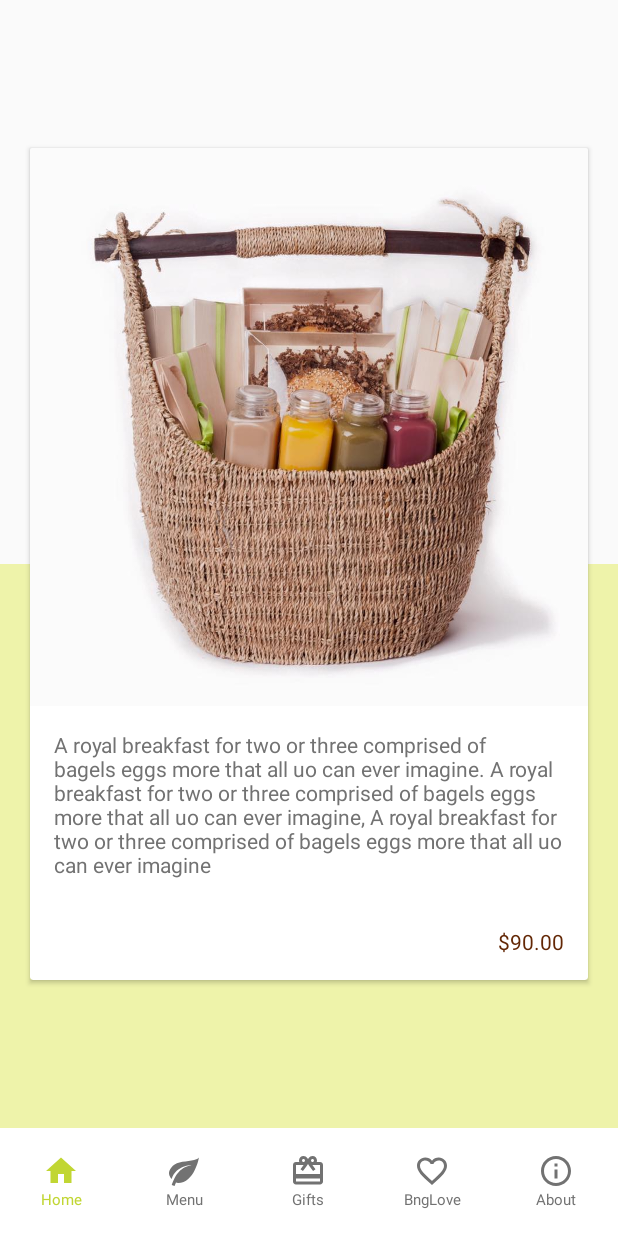
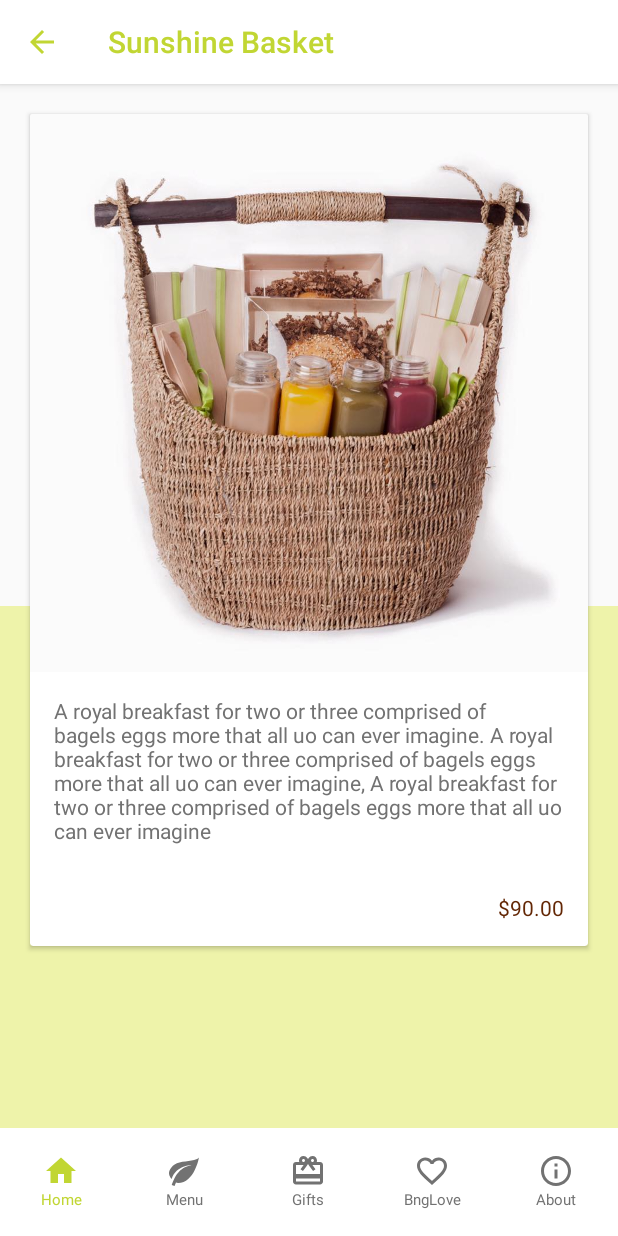
Before and after one commit to rsorotzkin/BNGApp, an Android app: the fragment GiftDetailsFragment placed in its activity, on a phone screen of 412 x 824 dp. Run offline under Robolectric (Android 15) with nearby library versions, the phone set to English and light mode, and no system bars; our stand-ins replace ButterKnife.

Commit message:
added toolbars to contact form fragment and gift details fragment

```diff
--- a/app/src/main/java/com/example/home/bngapp/fragments/ContactFormFragment.java
+++ b/app/src/main/java/com/example/home/bngapp/fragments/ContactFormFragment.java
@@ -8,15 +8,18 @@ import android.support.v7.app.AppCompatActivity;
 import android.view.LayoutInflater;
 import android.view.View;
 import android.view.ViewGroup;
+import android.support.v7.widget.Toolbar;
 
 import com.example.home.bngapp.R;
 import com.example.home.bngapp.activities.MainActivity;
+import com.example.home.bngapp.utilities.Util;
 
 /**
  * Created by Home on 6/10/2016.
  */
 public class ContactFormFragment extends Fragment{
     MainActivity mainActivity;
+    Toolbar toolbar;
 
     public ContactFormFragment() {
         // Required empty public constructor
@@ -32,9 +35,16 @@ public class ContactFormFragment extends Fragment{
                              Bundle savedInstanceState) {
         // Inflate the layout for this fragment
         View rootView = inflater.inflate(R.layout.fragment_contact_form, container, false);
+        toolbar = (android.support.v7.widget.Toolbar) rootView.findViewById(R.id.toolbar);
+        toolbar.setTitle("Contact");
+        toolbar.setTitleTextColor(getResources().getColor(R.color.icons));
+        ((AppCompatActivity)Util.getActivity()).setSupportActionBar(toolbar);
+        ((AppCompatActivity)Util.getActivity()).getSupportActionBar().setDisplayHomeAsUpEnabled(true);
 
-        //((AppCompatActivity)getActivity()).getSupportActionBar().setBackgroundDrawable(new ColorDrawable(Color.TRANSPARENT));
-        ((AppCompatActivity)getActivity()).getSupportActionBar().setDisplayHomeAsUpEnabled(true);
+
+
+
+        Util.enableBackButton(toolbar);
         return rootView;
 
 
--- a/app/src/main/java/com/example/home/bngapp/fragments/GiftDetailsFragment.java
+++ b/app/src/main/java/com/example/home/bngapp/fragments/GiftDetailsFragment.java
@@ -8,6 +8,7 @@ import android.app.Fragment;
 import android.support.v7.app.AppCompatActivity;
 import android.support.v7.widget.LinearLayoutManager;
 import android.support.v7.widget.RecyclerView;
+import android.support.v7.widget.Toolbar;
 import android.view.LayoutInflater;
 import android.view.View;
 import android.view.ViewGroup;
@@ -16,6 +17,7 @@ import com.example.home.bngapp.R;
 import com.example.home.bngapp.activities.MainActivity;
 import com.example.home.bngapp.adapters.GiftsItemsAdapter;
 import com.example.home.bngapp.classes.GiftItems;
+import com.example.home.bngapp.utilities.Util;
 
 import java.util.ArrayList;
 
@@ -28,6 +30,7 @@ public class GiftDetailsFragment extends Fragment{
 
     // Declare activity
     MainActivity mainActivity;
+    Toolbar toolbar;
 
 
     public GiftDetailsFragment() {
@@ -53,10 +56,14 @@ public class GiftDetailsFragment extends Fragment{
 
         // Register all listeners for controls
         registerListeners();
-
-        // set toolbar title
-        //((AppCompatActivity)getActivity()).getSupportActionBar().setTitle("Sunshine Basket");
-        //((AppCompatActivity)getActivity()).getSupportActionBar().setDisplayHomeAsUpEnabled(true);
+        toolbar = (android.support.v7.widget.Toolbar) rootView.findViewById(R.id.toolbar);
+        toolbar.setTitle("Sunshine Basket");
+        toolbar.setBackgroundColor(getResources().getColor(R.color.icons));
+        toolbar.setTitleTextColor(getResources().getColor(R.color.primary));
+        toolbar.setSubtitleTextColor(getResources().getColor(R.color.primary));
+        ((AppCompatActivity) Util.getActivity()).setSupportActionBar(toolbar);
+        ((AppCompatActivity)Util.getActivity()).getSupportActionBar().setDisplayHomeAsUpEnabled(true);
+        Util.enableBackButton(toolbar);
 
 
         return rootView;
--- a/app/src/main/java/com/example/home/bngapp/utilities/Util.java
+++ b/app/src/main/java/com/example/home/bngapp/utilities/Util.java
@@ -3,8 +3,13 @@ package com.example.home.bngapp.utilities;
 import android.app.Activity;
 import android.app.Fragment;
 import android.content.Context;
+import android.support.v4.widget.DrawerLayout;
+import android.support.v7.widget.Toolbar;
+import android.view.View;
 
 import com.example.home.bngapp.R;
+
+import java.util.Locale;
 
 /**
  * Created by Home on 6/7/2016.
@@ -77,7 +82,20 @@ public class Util extends Activity{
                 fragment, tag + "").addToBackStack(tag + "").commit();
 
     }
+    /**
+     * @param toolbar - set the icon to this toolbar
+     */
+    public static void enableBackButton(Toolbar toolbar) {
 
+        toolbar.setNavigationOnClickListener(new View.OnClickListener() {
+            @Override
+            public void onClick(View v) {
+                // pop the backStack
+                activity.getFragmentManager().popBackStack();
+            }
+        });
+
+    }
 
 
 
--- a/app/src/main/res/layout/appbar_layout.xml
+++ b/app/src/main/res/layout/appbar_layout.xml
@@ -6,14 +6,14 @@
 
     <android.support.design.widget.AppBarLayout
         android:layout_width="match_parent"
-        android:layout_height="wrap_content"
-        android:theme="@style/AppTheme.AppBarOverlay">
+        android:layout_height="wrap_content">
 
         <android.support.v7.widget.Toolbar
             android:id="@+id/toolbar"
             android:layout_width="match_parent"
             android:layout_height="?attr/actionBarSize"
-            app:titleTextColor="#fff" />
+            android:theme="@style/ToolbarColoredBackArrow"
+            app:titleTextColor="@color/primary" />
 
     </android.support.design.widget.AppBarLayout>
 
--- a/app/src/main/res/layout/appbar_layout_transparent.xml
+++ b/app/src/main/res/layout/appbar_layout_transparent.xml
@@ -8,6 +8,7 @@
         android:id="@+id/toolbar"
         android:layout_width="match_parent"
         android:layout_height="?attr/actionBarSize"
-        app:titleTextColor="#fff" />
+        app:titleTextColor="#fff"
+    android:theme="@style/TransparentActionBar"/>
 
 </android.support.design.widget.CoordinatorLayout>
--- a/app/src/main/res/layout/fragment_contact_form.xml
+++ b/app/src/main/res/layout/fragment_contact_form.xml
@@ -5,16 +5,29 @@
     android:layout_height="wrap_content"
     android:layout_marginBottom="@dimen/activity_horizontal_margin"
     >
+
     <ImageView
         android:layout_width="match_parent"
         android:layout_height="wrap_content"
         android:src="@drawable/contact2"
         android:adjustViewBounds="true"/>
 
+    <ScrollView
+        android:layout_width="match_parent"
+        android:layout_height="wrap_content"
+        android:layout_alignParentBottom="true"
+        android:scrollbars="none">
+
+        <LinearLayout
+            android:layout_width="match_parent"
+            android:layout_height="wrap_content"
+            android:orientation="vertical">
+
+
     <android.support.v7.widget.CardView
         android:layout_width="match_parent"
         android:layout_height="wrap_content"
-        android:layout_alignParentBottom="true"
+        android:layout_gravity="bottom"
         android:layout_margin="@dimen/activity_horizontal_margin">
 
         <LinearLayout
@@ -98,6 +111,11 @@
 
         </LinearLayout>
     </android.support.v7.widget.CardView>
+        </LinearLayout>
+    </ScrollView>
+
+    <include layout="@layout/appbar_layout_transparent"
+        />
 
 
 </RelativeLayout>
--- a/app/src/main/res/layout/fragment_gifts.xml
+++ b/app/src/main/res/layout/fragment_gifts.xml
@@ -1,8 +1,7 @@
 <?xml version="1.0" encoding="utf-8"?>
 <RelativeLayout xmlns:android="http://schemas.android.com/apk/res/android"
     android:layout_width="match_parent"
-    android:layout_height="match_parent"
-    android:orientation="vertical">
+    android:layout_height="match_parent">
 
     <android.support.v7.widget.RecyclerView
         android:id="@+id/recyclerView"
@@ -12,7 +11,6 @@
         android:scrollbars="none" />
 
     <include
-        android:id="@+id/appbar"
         layout="@layout/appbar_layout"></include>
 
 </RelativeLayout>
--- a/app/src/main/res/layout/fragment_gifts_detail.xml
+++ b/app/src/main/res/layout/fragment_gifts_detail.xml
@@ -1,75 +1,15 @@
 <?xml version="1.0" encoding="utf-8"?>
-<android.support.design.widget.CoordinatorLayout xmlns:android="http://schemas.android.com/apk/res/android"
-    xmlns:app="http://schemas.android.com/apk/res-auto"
-    xmlns:tools="http://schemas.android.com/tools"
-    android:id="@+id/coordinatorLayout"
-    android:layout_width="match_parent"
-    android:layout_height="match_parent">
-
-
-
-
-
-            <android.support.v7.widget.CardView
-                android:layout_width="match_parent"
-                android:layout_height="wrap_content"
-                android:layout_gravity="center"
-                android:layout_margin="20dp"
-                android:clickable="false">
-
-                <LinearLayout
+<RelativeLayout xmlns:android="http://schemas.android.com/apk/res/android"
+    android:id="@+id/parent"
     android:layout_width="match_parent"
     android:layout_height="match_parent"
     android:orientation="vertical">
 
-                    <RelativeLayout
+
+    <android.support.design.widget.CoordinatorLayout
         android:layout_width="match_parent"
         android:layout_height="match_parent"
-                        android:layout_gravity="center"
-                        android:gravity="center">
-
-                        <ImageView
-                            android:id="@+id/imageView1"
-                            android:layout_width="match_parent"
-                            android:layout_height="wrap_content"
-                            android:layout_centerInParent="true"
-                            android:adjustViewBounds="true"
-                            android:contentDescription="@string/image_description"
-                            android:src="@drawable/gifts_item"
-                            android:scaleType="centerCrop" />
-
-                        <ProgressBar
-                            android:id="@+id/imageProgressBar"
-                            android:layout_width="wrap_content"
-                            android:layout_height="wrap_content"
-                            android:layout_centerHorizontal="true"
-                            android:layout_centerInParent="true"
-                            android:layout_gravity="center"
-                            android:layout_marginTop="@dimen/activity_horizontal_margin"
-                            android:visibility="invisible" />
-                    </RelativeLayout>
-
-                    <TextView
-                        android:id="@+id/DetailTextViews"
-                        android:layout_width="match_parent"
-                        android:layout_height="wrap_content"
-                        android:text="A royal breakfast for two or three comprised of bagels eggs more that all uo can ever imagine. A royal breakfast for two or three comprised of bagels eggs more that all uo can ever imagine, A royal breakfast for two or three comprised of bagels eggs more that all uo can ever imagine"
-                        android:textColor="@color/secondary_text"
-                        android:padding="@dimen/activity_horizontal_margin"
-                        android:textAppearance="@style/TextAppearance.AppCompat.Body1" />
-
-                    <TextView
-                        android:id="@+id/priceDetailTextViews"
-                        android:layout_width="match_parent"
-                        android:layout_height="wrap_content"
-                        android:text="$90.00"
-                        android:textColor="@color/accent"
-                        android:gravity="end"
-                        android:padding="@dimen/activity_horizontal_margin"
-                        android:textAppearance="@style/TextAppearance.AppCompat.Body1" />
-
-                </LinearLayout>
-            </android.support.v7.widget.CardView>
+        android:paddingTop="?attr/actionBarSize">
 
         <LinearLayout
             android:id="@+id/linearLayout"
@@ -94,4 +34,82 @@
         </LinearLayout>
 
 
+        <ScrollView
+            android:layout_width="match_parent"
+            android:layout_height="match_parent"
+            android:scrollbars="none">
+
+            <RelativeLayout
+                android:layout_width="match_parent"
+                android:layout_height="match_parent">
+
+                <android.support.v7.widget.CardView
+                    android:layout_width="match_parent"
+                    android:layout_height="wrap_content"
+                    android:layout_gravity="center"
+                    android:layout_margin="20dp"
+                    android:clickable="false">
+
+                    <LinearLayout
+                        android:layout_width="match_parent"
+                        android:layout_height="match_parent"
+
+                        android:orientation="vertical">
+
+                        <RelativeLayout
+                            android:layout_width="match_parent"
+                            android:layout_height="match_parent"
+                            android:layout_gravity="center"
+                            android:gravity="center">
+
+                            <ImageView
+                                android:id="@+id/imageView1"
+                                android:layout_width="match_parent"
+                                android:layout_height="wrap_content"
+                                android:layout_centerInParent="true"
+                                android:adjustViewBounds="true"
+                                android:contentDescription="@string/image_description"
+                                android:scaleType="centerCrop"
+
+                                android:src="@drawable/gifts_item" />
+
+                            <ProgressBar
+                                android:id="@+id/imageProgressBar"
+                                android:layout_width="wrap_content"
+                                android:layout_height="wrap_content"
+                                android:layout_centerHorizontal="true"
+                                android:layout_centerInParent="true"
+                                android:layout_gravity="center"
+                                android:layout_marginTop="@dimen/activity_horizontal_margin"
+                                android:visibility="invisible" />
+                        </RelativeLayout>
+
+                        <TextView
+                            android:id="@+id/DetailTextViews"
+                            android:layout_width="match_parent"
+                            android:layout_height="wrap_content"
+                            android:padding="@dimen/activity_horizontal_margin"
+                            android:text="A royal breakfast for two or three comprised of bagels eggs more that all uo can ever imagine. A royal breakfast for two or three comprised of bagels eggs more that all uo can ever imagine, A royal breakfast for two or three comprised of bagels eggs more that all uo can ever imagine"
+                            android:textAppearance="@style/TextAppearance.AppCompat.Body1"
+                            android:textColor="@color/secondary_text" />
+
+                        <TextView
+                            android:id="@+id/priceDetailTextViews"
+                            android:layout_width="match_parent"
+                            android:layout_height="wrap_content"
+                            android:gravity="end"
+                            android:padding="@dimen/activity_horizontal_margin"
+                            android:text="$90.00"
+                            android:textAppearance="@style/TextAppearance.AppCompat.Body1"
+                            android:textColor="@color/accent" />
+
+                    </LinearLayout>
+                </android.support.v7.widget.CardView>
+            </RelativeLayout>
+        </ScrollView>
     </android.support.design.widget.CoordinatorLayout>
+    <include
+        layout="@layout/appbar_layout"/>
+
+
+</RelativeLayout>
--- a/app/src/main/res/menu/menu_main.xml
+++ b/app/src/main/res/menu/menu_main.xml
@@ -2,9 +2,5 @@
     xmlns:app="http://schemas.android.com/apk/res-auto"
     xmlns:tools="http://schemas.android.com/tools"
     tools:context=".activities.MainActivity">
-    <item
-        android:id="@+id/action_settings"
-        android:orderInCategory="100"
-        android:title="@string/action_settings"
-        app:showAsAction="never" />
+     />
 </menu>
--- a/app/src/main/res/values/colors.xml
+++ b/app/src/main/res/values/colors.xml
@@ -7,6 +7,6 @@
     <color name="accent">#632705</color>
     <color name="primary_text">#212121</color>
     <color name="secondary_text">#727272</color>
-    <color name="icons">#fff</color>
+    <color name="icons">#ffffff</color>
     <color name="divider">#B6B6B6</color>
 </resources>
--- a/app/src/main/res/values/styles.xml
+++ b/app/src/main/res/values/styles.xml
@@ -11,13 +11,17 @@
     </style>
 
 
-    <style name="AppTheme.AppBarOverlay" parent="ThemeOverlay.AppCompat.Dark.ActionBar" />
+    <style name="AppTheme.AppBarOverlay" parent="ThemeOverlay.AppCompat.Dark.ActionBar"/>
 
-    <style name="AppTheme.PopupOverlay" parent="ThemeOverlay.AppCompat.Light" />
+    <style name="AppTheme.PopupOverlay" parent="ThemeOverlay.AppCompat.Dark" />
 
     <style name="CustomTabPageIndicator.Text" parent="android:TextAppearance.Medium">
         <item name="android:textColor">@drawable/tab_text_color</item>
 
+    </style>
+
+    <style name="ToolbarColoredBackArrow" parent="AppTheme">
+        <item name="android:textColorSecondary">@color/primary</item>
     </style>
 
     <style name="App_TabLayoutImageAppearance">
```
Lines whose indentation alone changed are shown as unchanged.
